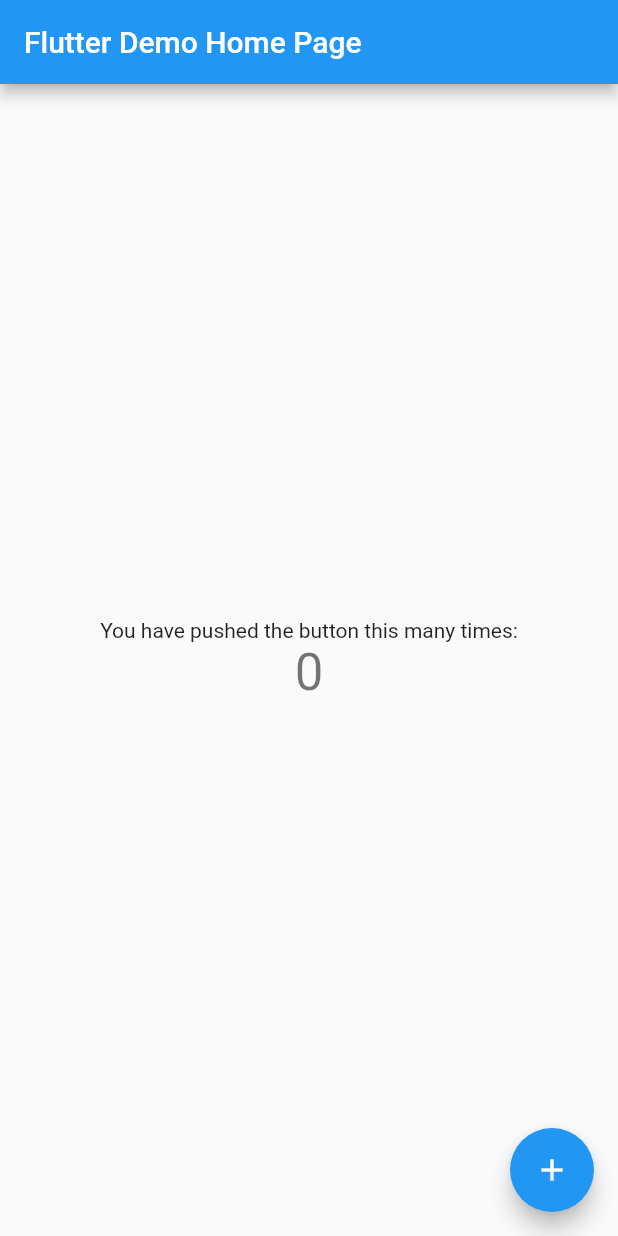
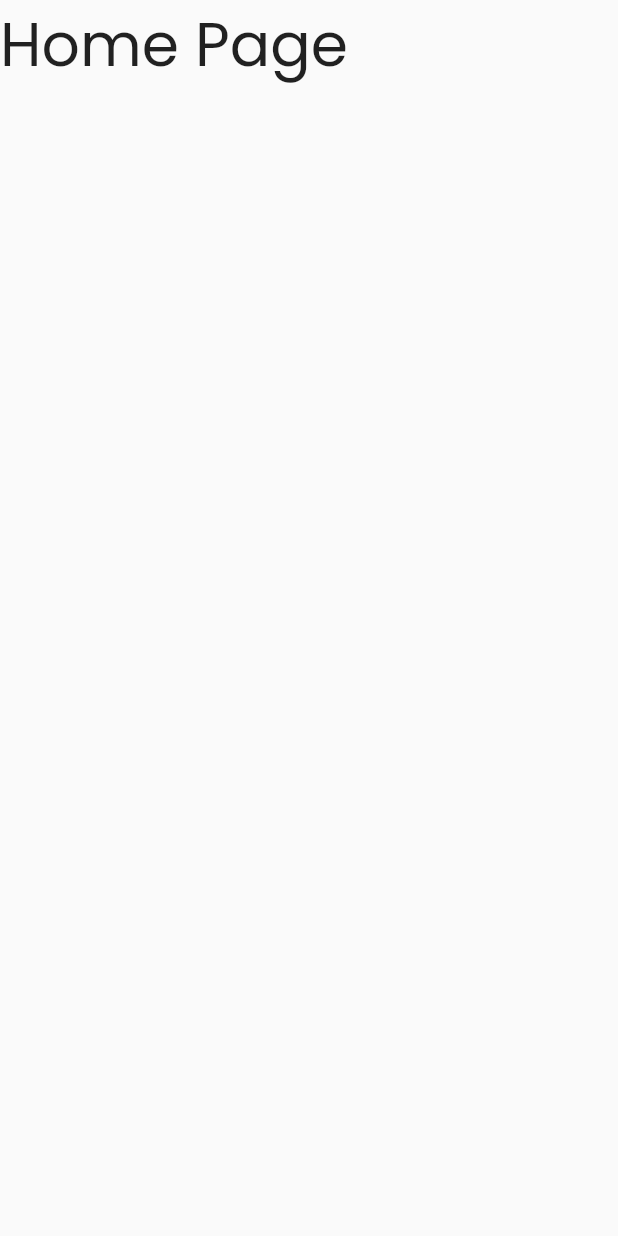
Before and after one commit to zaenalashter/bwa_chatty, a Flutter app: the screen it shows after launch, on a phone screen of 412 x 824 dp. Run offline on Flutter 3.47's test engine with Material 2 defaults, Android fonts, the phone set to English and light mode, and no system bars.

Commit message:
chatty 1

```diff
--- a/lib/main.dart
+++ b/lib/main.dart
@@ -1,115 +1,19 @@
 import 'package:flutter/material.dart';
+import 'pages/home_page.dart';
 
-void main() {
-  runApp(const MyApp());
-}
+void main() => runApp(MyApp());
 
 class MyApp extends StatelessWidget {
-  const MyApp({Key? key}) : super(key: key);
+  const MyApp({ Key? key }) : super(key: key);
 
-  // This widget is the root of your application.
   @override
   Widget build(BuildContext context) {
     return MaterialApp(
-      title: 'Flutter Demo',
-      theme: ThemeData(
-        // This is the theme of your application.
-        //
-        // Try running your application with "flutter run". You'll see the
-        // application has a blue toolbar. Then, without quitting the app, try
-        // changing the primarySwatch below to Colors.green and then invoke
-        // "hot reload" (press "r" in the console where you ran "flutter run",
-        // or simply save your changes to "hot reload" in a Flutter IDE).
-        // Notice that the counter didn't reset back to zero; the application
-        // is not restarted.
-        primarySwatch: Colors.blue,
+      debugShowCheckedModeBanner: false,
+       theme: ThemeData(
+        fontFamily:'Poppins',
       ),
-      home: const MyHomePage(title: 'Flutter Demo Home Page'),
+      home: HomePage(),
     );
   }
 }
-
-class MyHomePage extends StatefulWidget {
-  const MyHomePage({Key? key, required this.title}) : super(key: key);
-
-  // This widget is the home page of your application. It is stateful, meaning
-  // that it has a State object (defined below) that contains fields that affect
-  // how it looks.
-
-  // This class is the configuration for the state. It holds the values (in this
-  // case the title) provided by the parent (in this case the App widget) and
-  // used by the build method of the State. Fields in a Widget subclass are
-  // always marked "final".
-
-  final String title;
-
-  @override
-  State<MyHomePage> createState() => _MyHomePageState();
-}
-
-class _MyHomePageState extends State<MyHomePage> {
-  int _counter = 0;
-
-  void _incrementCounter() {
-    setState(() {
-      // This call to setState tells the Flutter framework that something has
-      // changed in this State, which causes it to rerun the build method below
-      // so that the display can reflect the updated values. If we changed
-      // _counter without calling setState(), then the build method would not be
-      // called again, and so nothing would appear to happen.
-      _counter++;
-    });
-  }
-
-  @override
-  Widget build(BuildContext context) {
-    // This method is rerun every time setState is called, for instance as done
-    // by the _incrementCounter method above.
-    //
-    // The Flutter framework has been optimized to make rerunning build methods
-    // fast, so that you can just rebuild anything that needs updating rather
-    // than having to individually change instances of widgets.
-    return Scaffold(
-      appBar: AppBar(
-        // Here we take the value from the MyHomePage object that was created by
-        // the App.build method, and use it to set our appbar title.
-        title: Text(widget.title),
-      ),
-      body: Center(
-        // Center is a layout widget. It takes a single child and positions it
-        // in the middle of the parent.
-        child: Column(
-          // Column is also a layout widget. It takes a list of children and
-          // arranges them vertically. By default, it sizes itself to fit its
-          // children horizontally, and tries to be as tall as its parent.
-          //
-          // Invoke "debug painting" (press "p" in the console, choose the
-          // "Toggle Debug Paint" action from the Flutter Inspector in Android
-          // Studio, or the "Toggle Debug Paint" command in Visual Studio Code)
-          // to see the wireframe for each widget.
-          //
-          // Column has various properties to control how it sizes itself and
-          // how it positions its children. Here we use mainAxisAlignment to
-          // center the children vertically; the main axis here is the vertical
-          // axis because Columns are vertical (the cross axis would be
-          // horizontal).
-          mainAxisAlignment: MainAxisAlignment.center,
-          children: <Widget>[
-            const Text(
-              'You have pushed the button this many times:',
-            ),
-            Text(
-              '$_counter',
-              style: Theme.of(context).textTheme.headline4,
-            ),
-          ],
-        ),
-      ),
-      floatingActionButton: FloatingActionButton(
-        onPressed: _incrementCounter,
-        tooltip: 'Increment',
-        child: const Icon(Icons.add),
-      ), // This trailing comma makes auto-formatting nicer for build methods.
-    );
-  }
-}
--- /dev/null
+++ b/lib/pages/home_page.dart
@@ -0,0 +1,15 @@
+import 'package:flutter/material.dart';
+
+class HomePage extends StatelessWidget {
+  const HomePage({Key? key}) : super(key: key);
+
+  @override
+  Widget build(BuildContext context) {
+    return Scaffold(
+      body: Text(
+        'Home Page',
+        style: TextStyle(fontSize: 40),
+      ),
+    );
+  }
+}
```
Also changed, not shown: pubspec.yaml (+9 -11 lines), assets/fonts/Poppins-Light.ttf (added), assets/fonts/Poppins-Medium.ttf (added), assets/fonts/Poppins-Regular.ttf (added).
